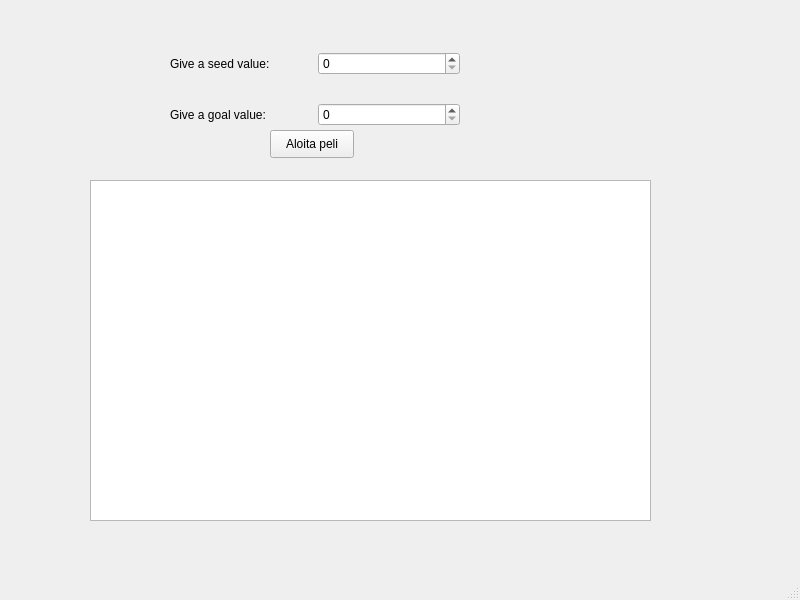
Old version of the form student/12/numbers_gui/mainwindow.ui in the repository nvjsalonen/Ohj2.
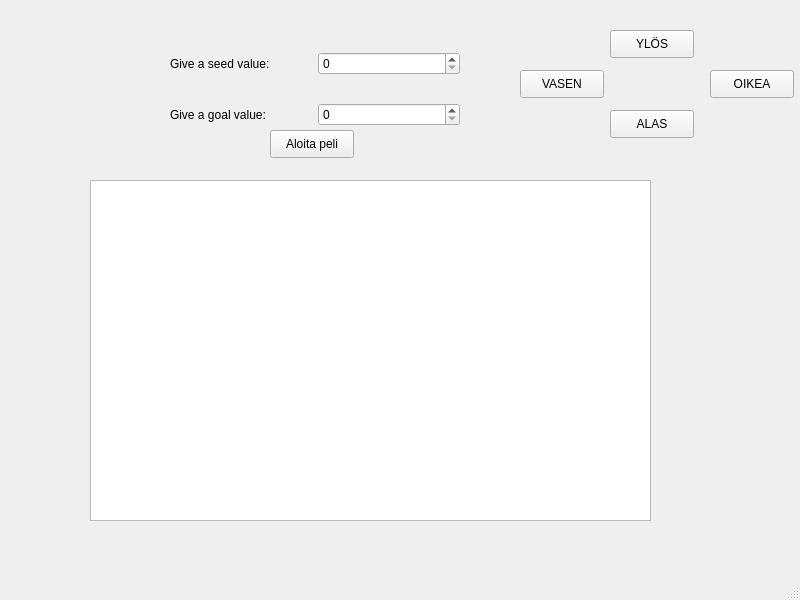
New version of the form.

Commit message: QKeyEventin kanssa mahdotonta toimia. Muutettu käyttöliittymä pushbuttoneiksi

Patch:
```diff
--- a/student/12/numbers_gui/mainwindow.ui
+++ b/student/12/numbers_gui/mainwindow.ui
@@ -69,6 +69,58 @@
      <string>Aloita peli</string>
     </property>
    </widget>
+   <widget class="QPushButton" name="ylosPushButton">
+    <property name="geometry">
+     <rect>
+      <x>610</x>
+      <y>30</y>
+      <width>84</width>
+      <height>28</height>
+     </rect>
+    </property>
+    <property name="text">
+     <string>YLÖS</string>
+    </property>
+   </widget>
+   <widget class="QPushButton" name="alasPushButton">
+    <property name="geometry">
+     <rect>
+      <x>610</x>
+      <y>110</y>
+      <width>84</width>
+      <height>28</height>
+     </rect>
+    </property>
+    <property name="text">
+     <string>ALAS</string>
+    </property>
+   </widget>
+   <widget class="QPushButton" name="vasenPushButton">
+    <property name="geometry">
+     <rect>
+      <x>520</x>
+      <y>70</y>
+      <width>84</width>
+      <height>28</height>
+     </rect>
+    </property>
+    <property name="text">
+     <string>VASEN</string>
+    </property>
+   </widget>
+   <widget class="QPushButton" name="oikeaPushButton">
+    <property name="geometry">
+     <rect>
+      <x>710</x>
+      <y>70</y>
+      <width>84</width>
+      <height>28</height>
+     </rect>
+    </property>
+    <property name="text">
+     <string>OIKEA</string>
+    </property>
+   </widget>
   </widget>
   <widget class="QMenuBar" name="menubar">
    <property name="geometry">
```
The commit also changes 2 other files.
